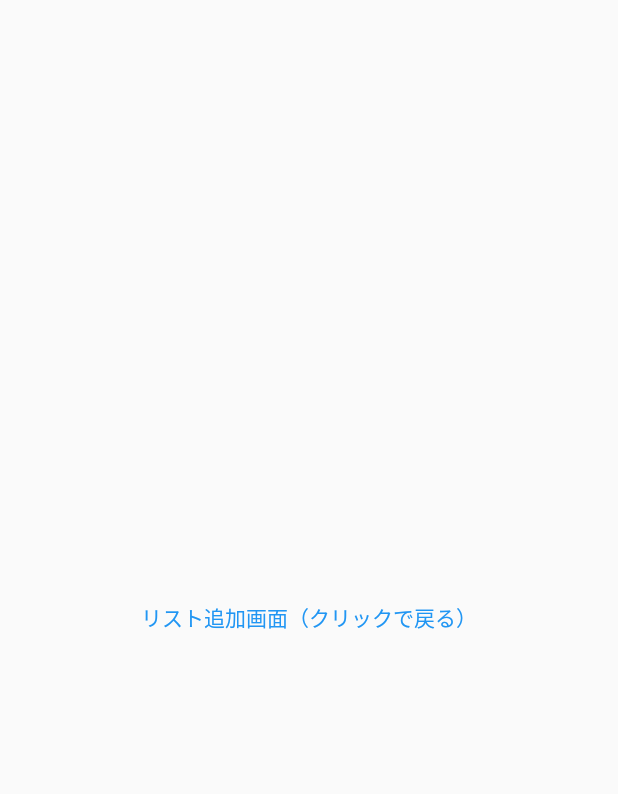
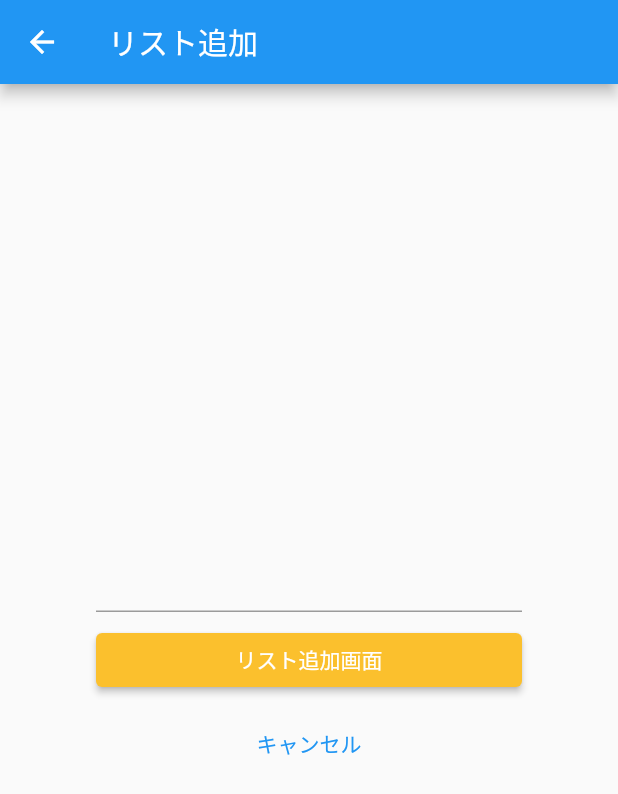
Before and after one commit to y129may9th/flutter-palyground, a Flutter app: the TodoAddPage screen opened directly, on a phone screen of 412 x 824 dp. Shown: the top 794 px of the screen. Run offline on Flutter 3.47's test engine with Material 2 defaults, Android fonts, the phone set to English and light mode, and no system bars; network calls fail.

Commit message:
feat: create UI of TODO text field

```diff
--- a/lib/todo_index_page.dart
+++ b/lib/todo_index_page.dart
@@ -51,13 +51,47 @@ class TodoAddPage extends StatelessWidget {
   @override
   Widget build(BuildContext context) {
     return Scaffold(
-      body: Center(
+      appBar: AppBar(
+        title: const Text('リスト追加'),
+      ),
+      body: Container(
+          padding: EdgeInsets.all(64),
+          child: Column(
+            mainAxisAlignment: MainAxisAlignment.center,
+            children: [
+              TextField(),
+              const SizedBox(height: 8),
+              Container(
+                // 横幅いっぱいに広げる
+                width: double.infinity,
+                // リスト追加ボタン
+                child: ElevatedButton(
+                  style: ElevatedButton.styleFrom(
+                    backgroundColor: Colors.yellow[700],
+                  ),
+                  onPressed: () {},
+                  child: const Text(
+                    'リスト追加画面',
+                    style: TextStyle(
+                      color: Colors.white,
+                    ),
+                  ),
+                ),
+              ),
+              const SizedBox(height: 8),
+              Container(
+                width: double.infinity,
+                // キャンセルボタン
                 child: TextButton(
+                  // ボタンをクリックした時の処理
                   onPressed: () {
                     // 追加の処理
                     Navigator.of(context).pop();
                   },
-        child: const Text('リスト追加画面（クリックで戻る）'),
+                  child: Text('キャンセル'),
+                ),
+              ),
+            ],
           )),
     );
   }
```
Lines whose indentation alone changed are shown as unchanged.
